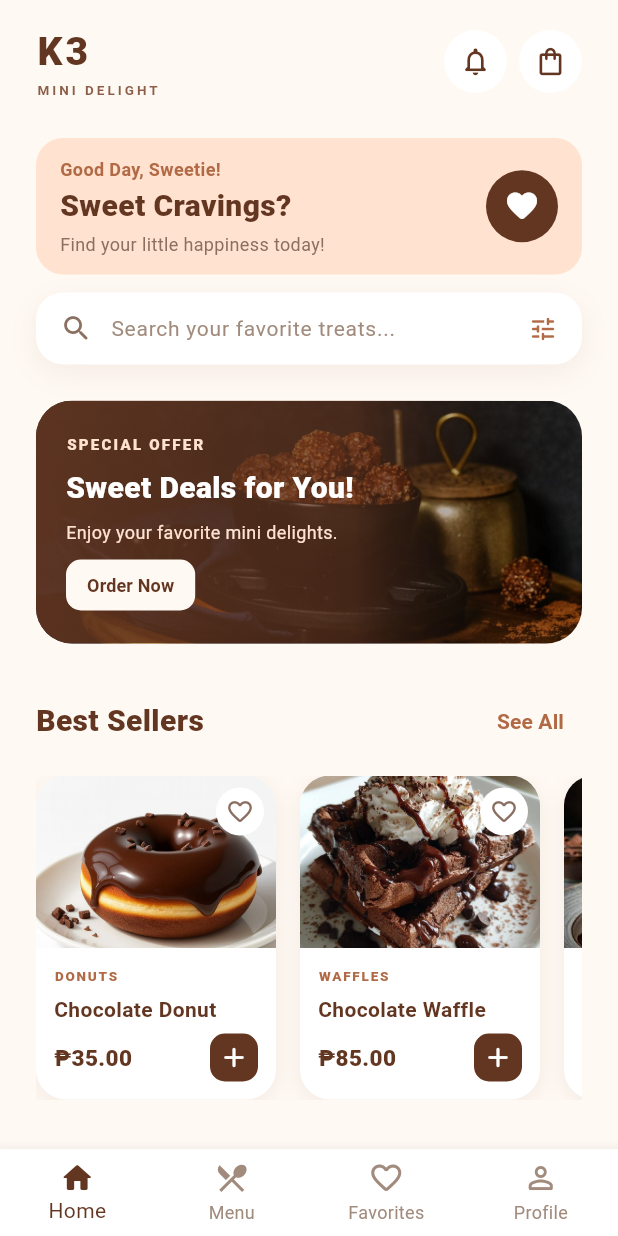
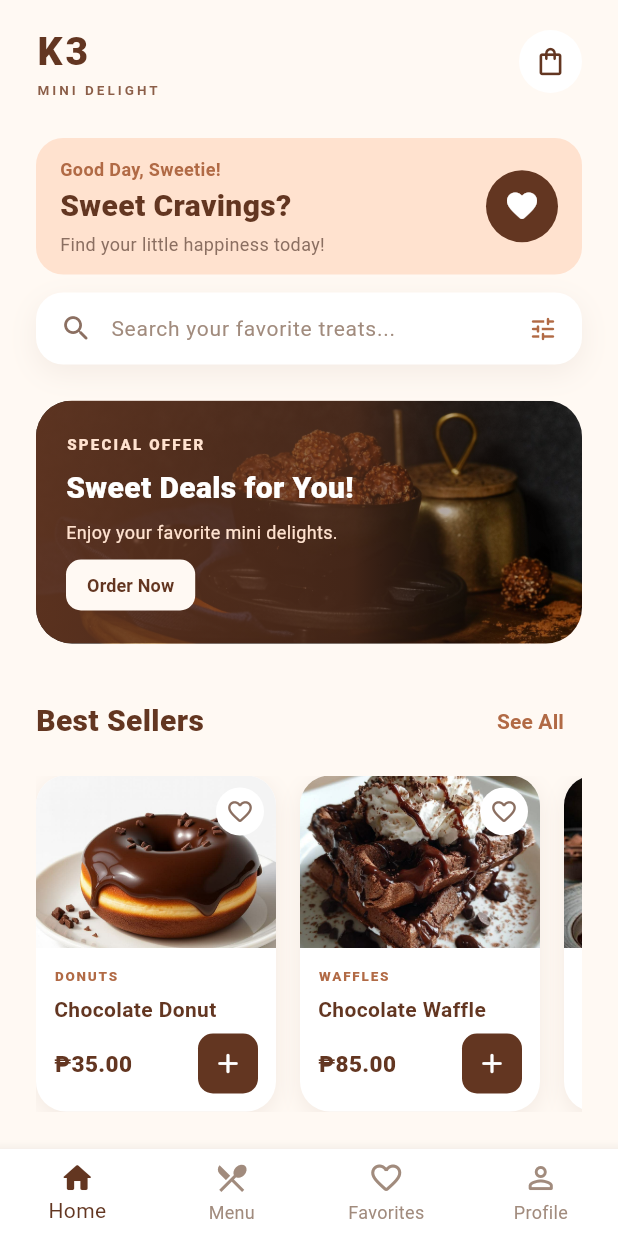
Before and after one commit to timothyjohnreyes-ux/e-commerce, a Flutter app: the HomeScreen screen opened directly, on a phone screen of 412 x 824 dp. Run offline on Flutter 3.47's test engine with Material 3 defaults, Android fonts, the phone set to English and light mode, and no system bars.

Commit message:
Implement cart functionality with CartProvider and add product data model

```diff
--- /dev/null
+++ b/lib/data/product_data.dart
@@ -0,0 +1,133 @@
+import '../models/product.dart';
+
+const List<Product> products = [
+  // DONUTS
+  Product(
+    id: 'D001',
+    name: 'Chocolate Donut',
+    category: 'Donuts',
+    imagePath: 'assets/images/Mini Donut-Chocolate.jpg',
+    price: 35.00,
+    description: 'Delicious mini donut with chocolate coating.',
+  ),
+  Product(
+    id: 'D002',
+    name: 'Matcha Donut',
+    category: 'Donuts',
+    imagePath: 'assets/images/Mini Donut-Matcha.jpg',
+    price: 35.00,
+    description: 'Delicious mini donut with matcha coating.',
+  ),
+  Product(
+    id: 'D003',
+    name: 'Caramel Donut',
+    category: 'Donuts',
+    imagePath: 'assets/images/Caramel-Mini Donut.jpg',
+    price: 35.00,
+    description: 'Delicious mini donut with caramel topping.',
+  ),
+
+  // WAFFLES
+  Product(
+    id: 'W001',
+    name: 'Chocolate Waffle',
+    category: 'Waffles',
+    imagePath: 'assets/images/Waffle-Chocolate.jpg',
+    price: 85.00,
+    description: 'Crispy waffle topped with chocolate.',
+  ),
+  Product(
+    id: 'W002',
+    name: 'Peanut with Cheese Waffle',
+    category: 'Waffles',
+    imagePath: 'assets/images/Waffle-Peanut with Cheese.jpg',
+    price: 85.00,
+    description: 'Crispy waffle topped with peanut and cheese.',
+  ),
+  Product(
+    id: 'W003',
+    name: 'Strawberry Waffle',
+    category: 'Waffles',
+    imagePath: 'assets/images/Waffle-Strawberry.jpg',
+    price: 85.00,
+    description: 'Crispy waffle topped with strawberry.',
+  ),
+
+  // PANCAKES
+  Product(
+    id: 'P001',
+    name: 'Chocolate Pancake',
+    category: 'Pancakes',
+    imagePath: 'assets/images/Pancake-Chocolate.jpg',
+    price: 65.00,
+    description: 'Soft mini pancakes with chocolate topping.',
+  ),
+  Product(
+    id: 'P002',
+    name: 'Matcha Pancake',
+    category: 'Pancakes',
+    imagePath: 'assets/images/Pancake-Matcha.jpg',
+    price: 65.00,
+    description: 'Soft mini pancakes with matcha topping.',
+  ),
+  Product(
+    id: 'P003',
+    name: 'Strawberry Pancake',
+    category: 'Pancakes',
+    imagePath: 'assets/images/Pancake-Strawberry.jpg',
+    price: 65.00,
+    description: 'Soft mini pancakes with strawberry topping.',
+  ),
+
+  // SODAS
+  Product(
+    id: 'S001',
+    name: 'Coconut Lime Soda',
+    category: 'Sodas',
+    imagePath: 'assets/images/Soda-Coconut with lime.jpg',
+    price: 45.00,
+    description: 'Refreshing soda with coconut and lime flavor.',
+  ),
+  Product(
+    id: 'S002',
+    name: 'Lemon Soda',
+    category: 'Sodas',
+    imagePath: 'assets/images/Soda-Lemon.jpg',
+    price: 45.00,
+    description: 'Refreshing soda with a bright lemon flavor.',
+  ),
+  Product(
+    id: 'S003',
+    name: 'Orange Lemon Soda',
+    category: 'Sodas',
+    imagePath: 'assets/images/Soda-Orange Lemon.jpg',
+    price: 45.00,
+    description: 'Refreshing soda with orange and lemon flavor.',
+  ),
+
+  // FLOATS
+  Product(
+    id: 'F001',
+    name: 'Avocado Float',
+    category: 'Floats',
+    imagePath: 'assets/images/Float-Avocado.jpg',
+    price: 55.00,
+    description: 'Creamy avocado float with a refreshing finish.',
+  ),
+  Product(
+    id: 'F002',
+    name: 'Mango Float',
+    category: 'Floats',
+    imagePath: 'assets/images/Float-Mango.jpg',
+    price: 55.00,
+    description: 'Creamy mango float with a refreshing finish.',
+  ),
+  Product(
+    id: 'F003',
+    name: 'Strawberry Float',
+    category: 'Floats',
+    imagePath: 'assets/images/Float-Strawberry.jpg',
+    price: 55.00,
+    description: 'Creamy strawberry float with a refreshing finish.',
+  ),
+];
--- /dev/null
+++ b/lib/models/product.dart
@@ -0,0 +1,18 @@
+
+class Product {
+  final String id;
+  final String name;
+  final String category;
+  final String imagePath;
+  final double price;
+  final String description;
+
+  const Product({
+    required this.id,
+    required this.name,
+    required this.category,
+    required this.imagePath,
+    required this.price,
+    required this.description,
+  });
+}
--- a/lib/screens/home_screen.dart
+++ b/lib/screens/home_screen.dart
@@ -1,6 +1,9 @@
 import 'package:flutter/material.dart';
-
+import 'cart_screen.dart';
 import 'menu_screen.dart';
+import 'package:provider/provider.dart';
+import '../data/product_data.dart';
+import '../providers/cart_provider.dart';
 
 class HomeScreen extends StatefulWidget {
   const HomeScreen({super.key});
@@ -12,6 +15,26 @@ class HomeScreen extends StatefulWidget {
 }
 
 class _HomeScreenState extends State<HomeScreen> {
+  void _addProductToCart(
+    BuildContext context,
+    String productId,
+    String productName,
+  ) {
+    final product = products.firstWhere(
+      (product) => product.id == productId,
+    );
+    context.read<CartProvider>().addToCart(product);
+
+    ScaffoldMessenger.of(context)
+      ..hideCurrentSnackBar()
+      ..showSnackBar(
+        SnackBar(
+          content: Text('$productName added to cart'),
+          duration: const Duration(seconds: 1),
+        ),
+      );
+  }
+
   @override
   Widget build(BuildContext context) {
     return Scaffold(
@@ -57,8 +80,6 @@ class _HomeScreenState extends State<HomeScreen> {
                     ),
 
                     // Header action buttons.
-                    Row(
-                      children: [
                     Container(
                       width: 42,
                       height: 42,
@@ -66,29 +87,21 @@ class _HomeScreenState extends State<HomeScreen> {
                         color: Colors.white,
                         shape: BoxShape.circle,
                       ),
-                          child: const Icon(
-                            Icons.notifications_none_rounded,
-                            size: 22,
-                            color: Color(0xFF633621),
+                      child: IconButton(
+                        onPressed: () {
+                          Navigator.push(
+                            context,
+                            MaterialPageRoute(
+                              builder: (context) => const CartScreen(),
                             ),
-                        ),
-
-                        const SizedBox(width: 8),
-
-                        Container(
-                          width: 42,
-                          height: 42,
-                          decoration: const BoxDecoration(
-                            color: Colors.white,
-                            shape: BoxShape.circle,
-                          ),
-                          child: const Icon(
+                          );
+                        },
+                        icon: const Icon(
                           Icons.shopping_bag_outlined,
                           size: 22,
                           color: Color(0xFF633621),
                         ),
                       ),
-                      ],
                     ),
                   ],
                 ),
@@ -325,7 +338,6 @@ class _HomeScreenState extends State<HomeScreen> {
 
               const SizedBox(height: 28),
 
-
               Padding(
                 padding: const EdgeInsets.symmetric(horizontal: 24),
                 child: Row(
@@ -374,6 +386,13 @@ class _HomeScreenState extends State<HomeScreen> {
                         name: 'Chocolate Donut',
                         price: 35.00,
                         category: 'Donuts',
+                        onAddToCart: () {
+                          _addProductToCart(
+                            context,
+                            'D001',
+                            'Chocolate Donut',
+                          );
+                        },
                       ),
 
                       const SizedBox(width: 16),
@@ -383,6 +402,13 @@ class _HomeScreenState extends State<HomeScreen> {
                         name: 'Chocolate Waffle',
                         price: 85.00,
                         category: 'Waffles',
+                        onAddToCart: () {
+                          _addProductToCart(
+                            context,
+                            'W001',
+                            'Chocolate Waffle',
+                          );
+                        },
                       ),
 
                       const SizedBox(width: 16),
@@ -392,6 +418,13 @@ class _HomeScreenState extends State<HomeScreen> {
                         name: 'Chocolate Pancake',
                         price: 65.00,
                         category: 'Pancakes',
+                        onAddToCart: () {
+                          _addProductToCart(
+                            context,
+                            'P001',
+                            'Chocolate Pancake',
+                          );
+                        },
                       ),
                     ],
                   ),
@@ -436,20 +469,20 @@ class _HomeScreenState extends State<HomeScreen> {
   }
 }
 
-
-
 class _ProductCard extends StatelessWidget {
   const _ProductCard({
     required this.imagePath,
     required this.name,
     required this.price,
     required this.category,
+    this.onAddToCart,
   });
 
   final String imagePath;
   final String name;
   final double price;
   final String category;
+  final VoidCallback? onAddToCart;
 
   @override
   Widget build(BuildContext context) {
@@ -540,17 +573,22 @@ class _ProductCard extends StatelessWidget {
                       ),
                     ),
 
-                    Container(
-                      width: 32,
-                      height: 32,
-                      decoration: BoxDecoration(
+                    SizedBox(
+                      width: 40,
+                      height: 40,
+                      child: Material(
                         color: const Color(0xFF633621),
                         borderRadius: BorderRadius.circular(10),
-                      ),
-                      child: const Icon(
+                        child: IconButton(
+                          onPressed: onAddToCart,
+                          padding: EdgeInsets.zero,
+                          tooltip: 'Add to cart',
+                          icon: const Icon(
                             Icons.add_rounded,
                             color: Colors.white,
                             size: 22,
+                          ),
+                        ),
                       ),
                     ),
                   ],
--- a/pubspec.yaml
+++ b/pubspec.yaml
@@ -30,6 +30,8 @@ environment:
 dependencies:
   flutter:
     sdk: flutter
+
+  provider: ^6.1.5
 
   # The following adds the Cupertino Icons font to your application.
   # Use with the CupertinoIcons class for iOS style icons.
```
Also changed, not shown: lib/main.dart (+8 -2 lines), lib/providers/cart_provider.dart (added, +48 -0 lines), lib/screens/cart_screen.dart (added, +192 -0 lines), lib/screens/notification_screen.dart (deleted), pubspec.lock. Lines whose indentation alone changed are shown as unchanged.
